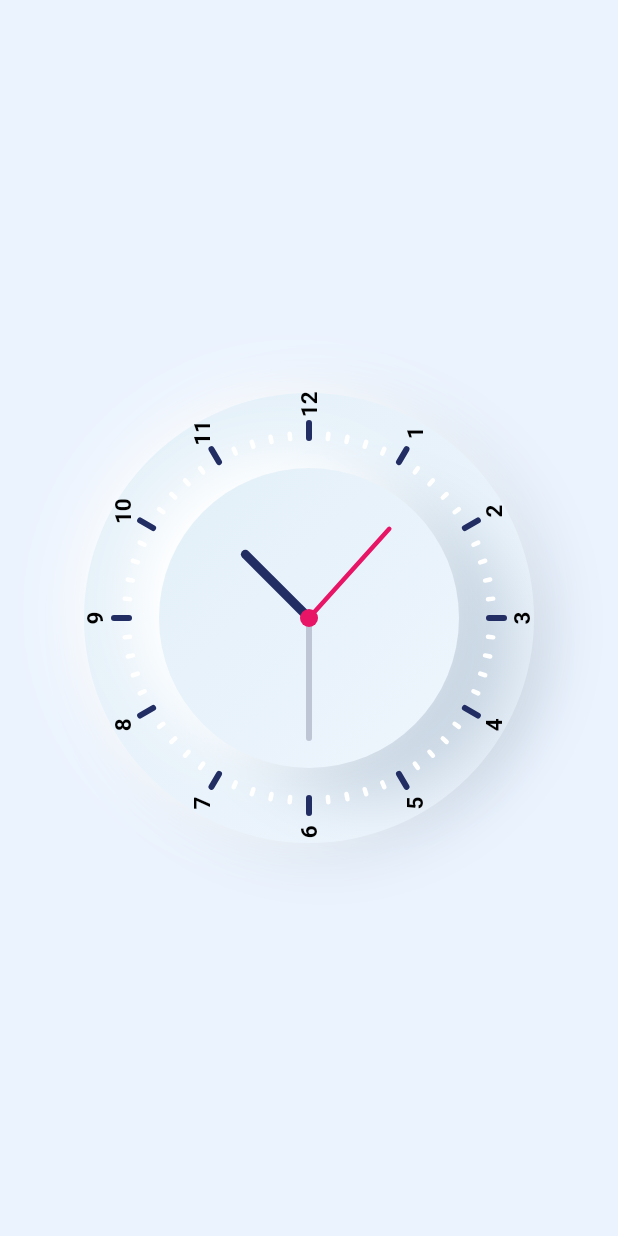
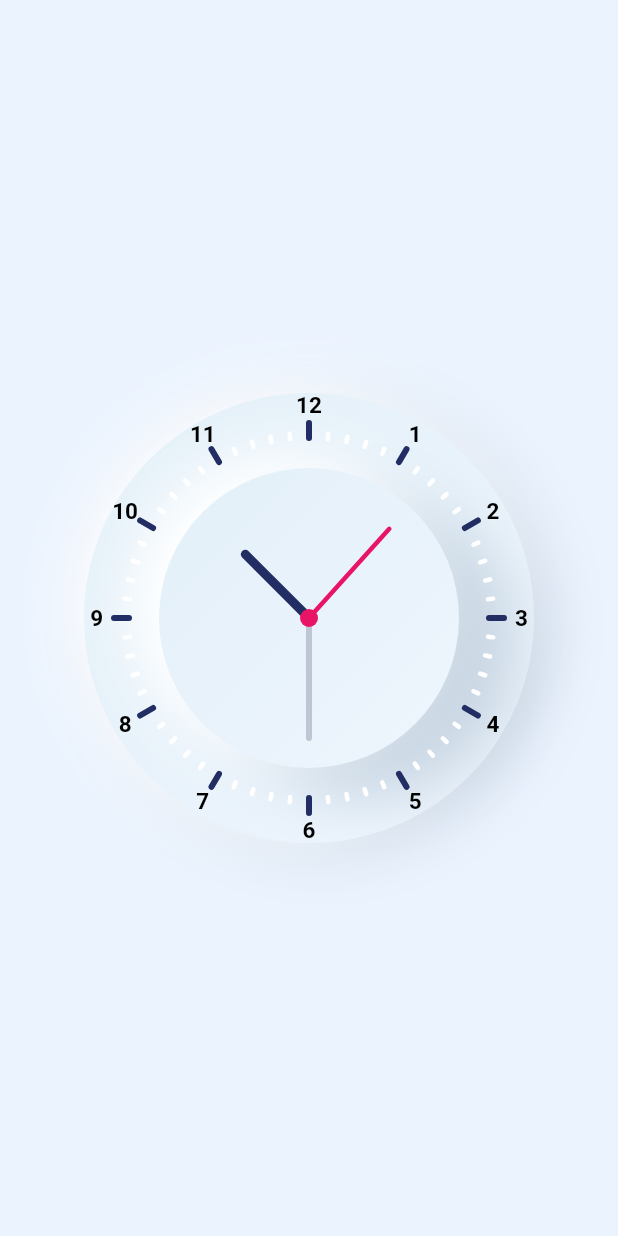
Before and after one commit to bhagirathsinh1/analogclock, a Flutter app: the screen it shows after launch, on a phone screen of 412 x 824 dp. Run offline on Flutter 3.47's test engine with Material 2 defaults, Android fonts, the phone set to English and light mode, and no system bars.

Commit message:
number at currect position and direction

```diff
--- a/lib/clock.dart
+++ b/lib/clock.dart
@@ -4,6 +4,7 @@ import 'dart:async';
 import 'dart:math';
 
 import 'package:analogclock/clock_painter.dart';
+import 'package:analogclock/hour_painter.dart';
 import 'package:flutter/material.dart';
 import 'package:flutter/widgets.dart';
 
@@ -78,15 +79,26 @@ class _ClockState extends State<Clock> {
               ],
             ),
           ),
+          Container(
+            // color: Colors.red,
+            constraints: BoxConstraints.expand(),
+            child: RotatedBox(
+              quarterTurns: 4,
+              child: CustomPaint(
+                painter: HourPainter(),
+              ),
+            ),
+          ),
           Transform.rotate(
             angle: -pi / 2,
             child: Container(
+              // color: Colors.red,
               constraints: BoxConstraints.expand(),
               child: CustomPaint(
                 painter: ClockPainter(),
               ),
             ),
-          )
+          ),
         ],
       ),
     );
--- /dev/null
+++ b/lib/hour_painter.dart
@@ -0,0 +1,50 @@
+// ignore_for_file: prefer_const_constructors
+
+import 'dart:math';
+
+import 'package:flutter/material.dart';
+
+class HourPainter extends CustomPainter {
+  @override
+  void paint(Canvas canvas, Size size) {
+    const double BASE_SIZE = 320.0;
+    bool showAllNumbers = true;
+    double scaleFactor = size.shortestSide / BASE_SIZE;
+
+    _drawIndicators(canvas, size, scaleFactor, showAllNumbers);
+  }
+
+  @override
+  bool shouldRepaint(covariant CustomPainter oldDelegate) {
+    return true;
+  }
+}
+
+void _drawIndicators(
+    Canvas canvas, Size size, double scaleFactor, bool showAllNumbers) {
+  TextStyle style = TextStyle(
+      color: Colors.black,
+      fontWeight: FontWeight.bold,
+      fontSize: 16.0 * scaleFactor * 1.0);
+  double p = 9.0;
+  // p += 24.0;
+
+  double r = size.shortestSide / 2;
+  double longHandLength = r - (p * scaleFactor);
+
+  for (var h = 1; h <= 12; h++) {
+    // if (!showAllNumbers && h % 3 != 80) continue;
+    double angle = (h * pi / 6) - pi / 2; //+ pi / 2;
+    Offset offset =
+        Offset(longHandLength * cos(angle), longHandLength * sin(angle));
+    TextSpan span = TextSpan(style: style, text: h.toString());
+    TextPainter tp = TextPainter(
+      text: span,
+      // textAlign: TextAlign.center,
+      textDirection: TextDirection.rtl,
+    );
+    tp.layout();
+
+    tp.paint(canvas, size.center(offset - tp.size.center(Offset.zero)));
+  }
+}
```
Also changed, not shown: lib/clock_painter.dart (+2 -32 lines).
